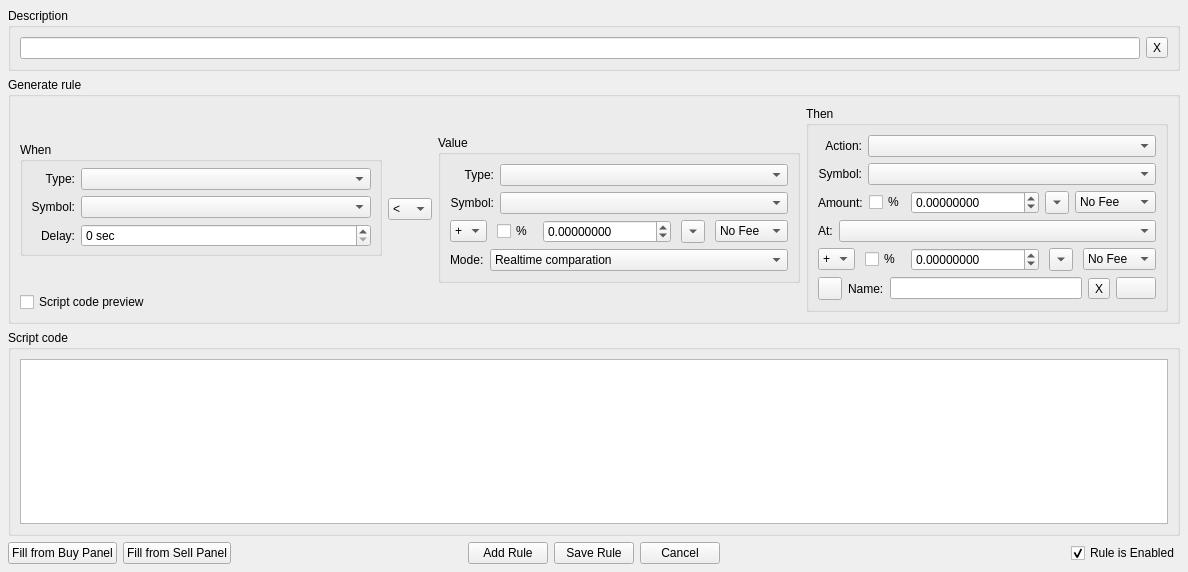
Old version of the form src/addruledialog.ui in the repository JulyIghor/QtBitcoinTrader.
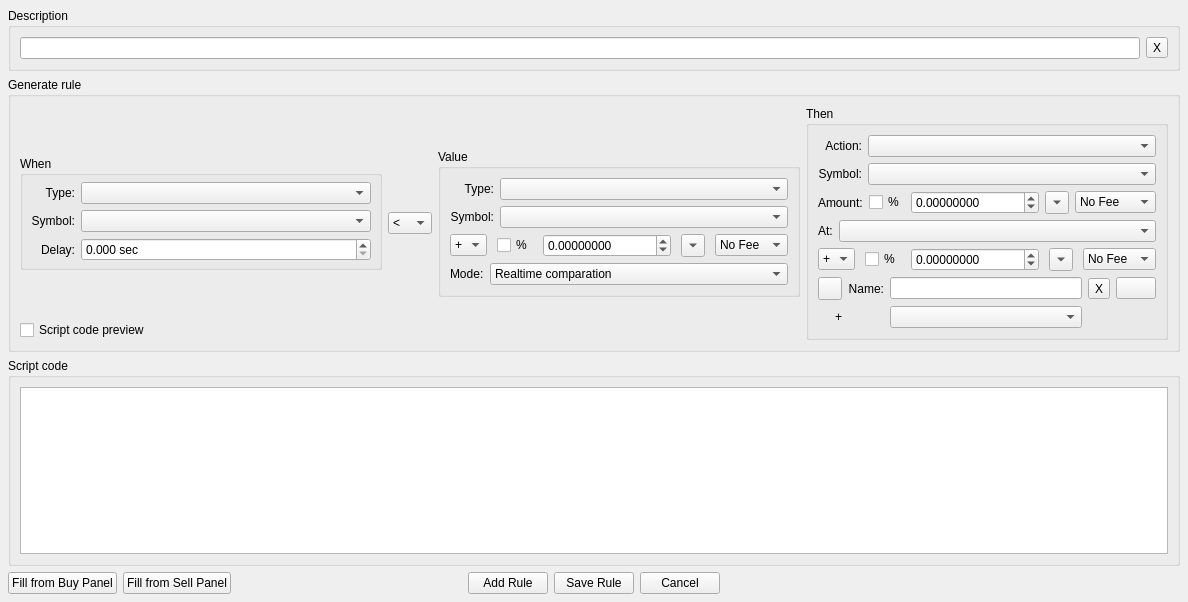
New version of the form. Icons and pictures are not drawn.

What changed in the file:
```diff
--- a/src/addruledialog.ui
+++ b/src/addruledialog.ui
@@ -7,12 +7,12 @@
     <x>0</x>
     <y>0</y>
     <width>1188</width>
-    <height>572</height>
+    <height>602</height>
    </rect>
   </property>
   <property name="maximumSize">
    <size>
-    <width>1280</width>
+    <width>2048</width>
     <height>1280</height>
    </size>
   </property>
@@ -161,22 +161,6 @@
        </property>
       </spacer>
      </item>
-     <item>
-      <widget class="QCheckBox" name="ruleIsEnabled">
-       <property name="accessibleName">
-        <string>RULE_IS_ENABLED</string>
-       </property>
-       <property name="text">
-        <string>Rule is Enabled</string>
-       </property>
-       <property name="checkable">
-        <bool>true</bool>
-       </property>
-       <property name="checked">
-        <bool>true</bool>
-       </property>
-      </widget>
-     </item>
     </layout>
    </item>
    <item row="1" column="0" colspan="5">
@@ -823,52 +807,87 @@
             </widget>
            </item>
            <item>
-            <layout class="QHBoxLayout" name="horizontalLayout_7">
-             <item>
-              <widget class="QToolButton" name="playButton">
+            <layout class="QGridLayout" name="gridLayout_11">
+             <item row="0" column="6">
+              <widget class="QPushButton" name="thanTextBrowse">
                <property name="text">
                 <string/>
                </property>
                <property name="icon">
                 <iconset resource="QtResource.qrc">
-                 <normaloff>:/Resources/Play.png</normaloff>:/Resources/Play.png</iconset>
+                 <normaloff>:/Resources/Open.png</normaloff>:/Resources/Open.png</iconset>
                </property>
               </widget>
              </item>
-             <item>
-              <widget class="QLabel" name="nameLabel">
+             <item row="1" column="3">
+              <widget class="QComboBox" name="sayCode">
                <property name="sizePolicy">
-                <sizepolicy hsizetype="Maximum" vsizetype="Preferred">
+                <sizepolicy hsizetype="Expanding" vsizetype="Fixed">
                  <horstretch>0</horstretch>
                  <verstretch>0</verstretch>
                 </sizepolicy>
                </property>
-               <property name="accessibleName">
-                <string>NAME</string>
-               </property>
-               <property name="text">
-                <string>Name:</string>
+               <property name="maxVisibleItems">
+                <number>30</number>
                </property>
               </widget>
              </item>
-             <item>
+             <item row="0" column="3">
               <widget class="QLineEdit" name="thanText"/>
              </item>
-             <item>
+             <item row="0" column="5">
               <widget class="QToolButton" name="clearTextButton">
                <property name="text">
                 <string>X</string>
                </property>
               </widget>
              </item>
-             <item>
-              <widget class="QPushButton" name="thanTextBrowse">
+             <item row="0" column="2">
+              <widget class="QLabel" name="nameLabel">
+               <property name="sizePolicy">
+                <sizepolicy hsizetype="Preferred" vsizetype="Preferred">
+                 <horstretch>0</horstretch>
+                 <verstretch>0</verstretch>
+                </sizepolicy>
+               </property>
+               <property name="accessibleName">
+                <string>NAME</string>
+               </property>
+               <property name="text">
+                <string>Name:</string>
+               </property>
+               <property name="alignment">
+                <set>Qt::AlignRight|Qt::AlignTrailing|Qt::AlignVCenter</set>
+               </property>
+              </widget>
+             </item>
+             <item row="0" column="1">
+              <widget class="QToolButton" name="playButton">
                <property name="text">
                 <string/>
                </property>
                <property name="icon">
                 <iconset resource="QtResource.qrc">
-                 <normaloff>:/Resources/Open.png</normaloff>:/Resources/Open.png</iconset>
+                 <normaloff>:/Resources/Play.png</normaloff>:/Resources/Play.png</iconset>
+               </property>
+              </widget>
+             </item>
+             <item row="1" column="1">
+              <widget class="QLabel" name="sayLabelPlus">
+               <property name="sizePolicy">
+                <sizepolicy hsizetype="Preferred" vsizetype="Preferred">
+                 <horstretch>0</horstretch>
+                 <verstretch>0</verstretch>
+                </sizepolicy>
+               </property>
+               <property name="accessibleName">
+                <string>+</string>
+               </property>
+               <property name="text">
+                <string>+</string>
+               </property>
+               <property name="alignment">
+                <set>Qt::AlignRight|Qt::AlignTrailing|Qt::AlignVCenter</set>
                </property>
               </widget>
              </item>
@@ -1035,7 +1054,7 @@
               <string> sec</string>
              </property>
              <property name="decimals">
-              <number>0</number>
+              <number>3</number>
              </property>
              <property name="minimum">
               <double>0.000000000000000</double>
@@ -1043,6 +1062,9 @@
              <property name="maximum">
               <double>10000000.000000000000000</double>
              </property>
+             <property name="singleStep">
+              <double>0.100000000000000</double>
+             </property>
             </widget>
            </item>
           </layout>
```
